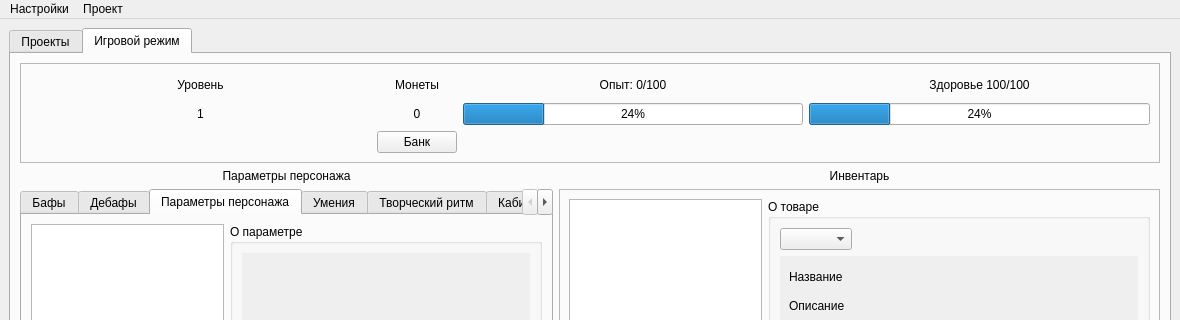
First picture: the form in UI template/main_window.ui, repository nevskyforever/nfprogress, before the edit; both pictures show x 0 to 1180 and y 0 to 320 of the 1180 by 720 pixel window.
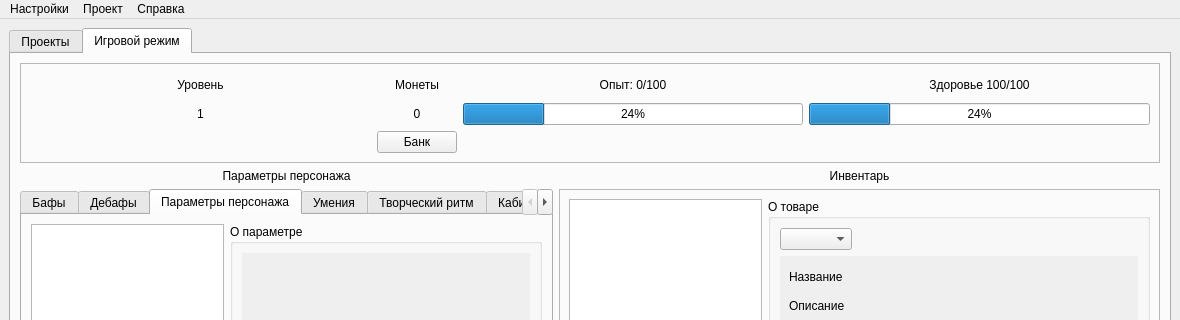
Second picture: the form after the edit.

```diff
--- a/UI template/main_window.ui
+++ b/UI template/main_window.ui
@@ -3155,8 +3155,15 @@
     <addaction name="complete_project_action"/>
     <addaction name="delete_project_action"/>
    </widget>
+   <widget class="QMenu" name="help_menu">
+    <property name="title">
+     <string>Справка</string>
+    </property>
+    <addaction name="help_action"/>
+   </widget>
    <addaction name="settings_menu"/>
    <addaction name="project_menu"/>
+   <addaction name="help_menu"/>
   </widget>
   <action name="synch_action">
    <property name="text">
```
Left out of the diff: 11 changed lines with no effect on the pictures.
